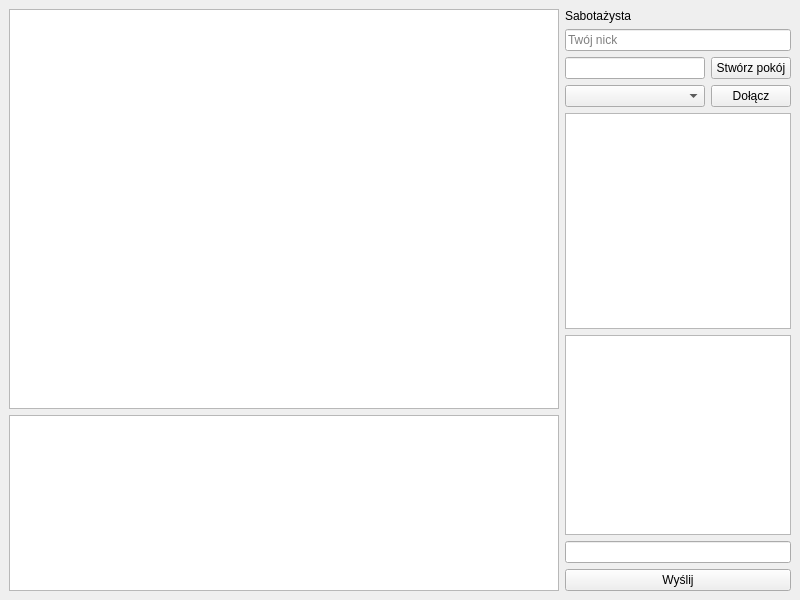
kasztanka/saboteur-client, file saboteur.ui: the form before one commit.
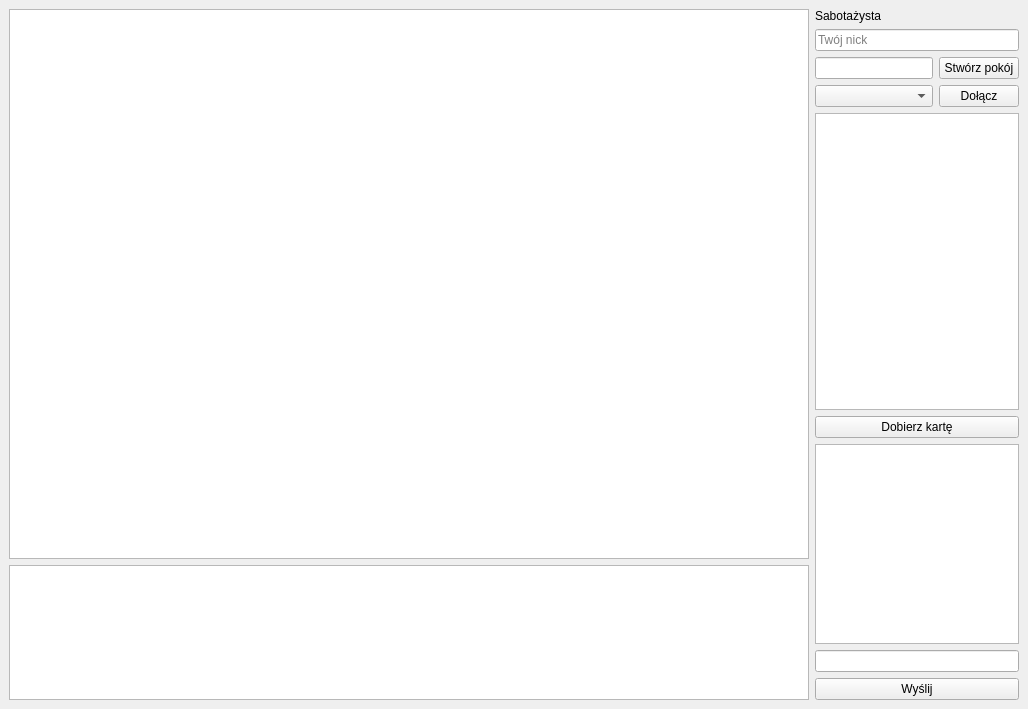
The form after the commit.

Commit message: Resize boards, add draw_card in main class

```diff
--- a/saboteur.ui
+++ b/saboteur.ui
@@ -6,8 +6,8 @@
    <rect>
     <x>0</x>
     <y>0</y>
-    <width>800</width>
-    <height>600</height>
+    <width>1028</width>
+    <height>709</height>
    </rect>
   </property>
   <property name="windowTitle">
@@ -21,8 +21,8 @@
        <widget class="QGraphicsView" name="game_board">
         <property name="minimumSize">
          <size>
-          <width>550</width>
-          <height>400</height>
+          <width>800</width>
+          <height>550</height>
          </size>
         </property>
        </widget>
@@ -31,8 +31,8 @@
        <widget class="QGraphicsView" name="hand_board">
         <property name="minimumSize">
          <size>
-          <width>550</width>
-          <height>0</height>
+          <width>800</width>
+          <height>105</height>
          </size>
         </property>
        </widget>
@@ -82,6 +82,13 @@
       <item>
        <widget class="QListWidget" name="players_list"/>
       </item>
+      <item>
+       <widget class="QPushButton" name="draw_card">
+        <property name="text">
+         <string>Dobierz kartę</string>
+        </property>
+       </widget>
+      </item>
       <item>
        <widget class="QTextEdit" name="chat">
         <property name="minimumSize">
```
The commit also changes 4 other files.
